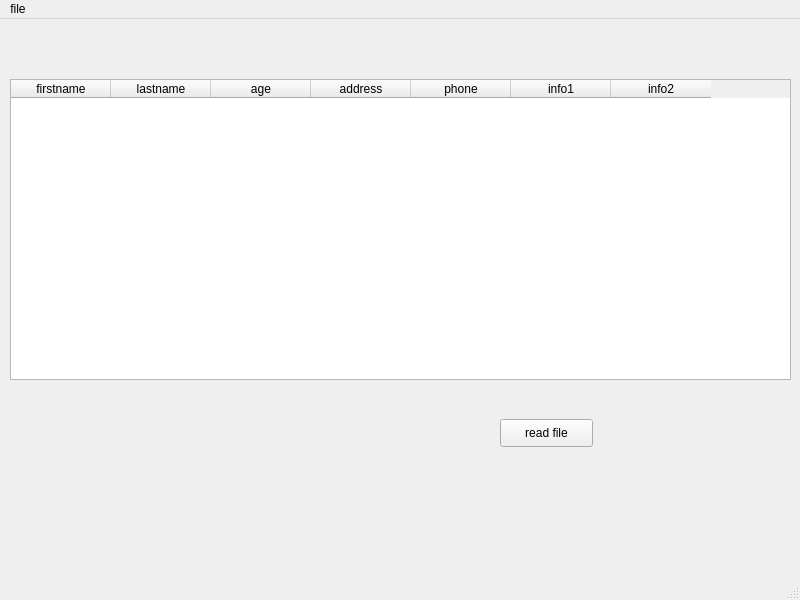
Before: the Qt Designer form Ksyu_py_phonebook/mainwindow.ui in KseniyaDylevich/py_homework_7, drawn with Qt 5.
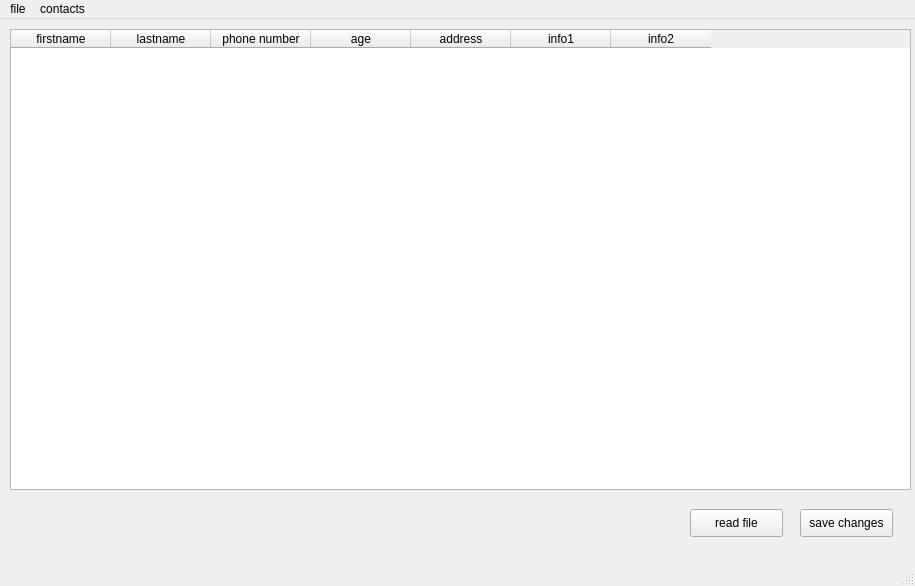
After: the same form once the commit is applied.

What changed in the file:
```diff
--- a/Ksyu_py_phonebook/mainwindow.ui
+++ b/Ksyu_py_phonebook/mainwindow.ui
@@ -6,8 +6,8 @@
    <rect>
     <x>0</x>
     <y>0</y>
-    <width>800</width>
-    <height>600</height>
+    <width>915</width>
+    <height>586</height>
    </rect>
   </property>
   <property name="windowTitle">
@@ -18,9 +18,9 @@
     <property name="geometry">
      <rect>
       <x>10</x>
-      <y>60</y>
-      <width>781</width>
-      <height>301</height>
+      <y>10</y>
+      <width>901</width>
+      <height>461</height>
      </rect>
     </property>
     <column>
@@ -33,6 +33,11 @@
       <string>lastname</string>
      </property>
     </column>
+    <column>
+     <property name="text">
+      <string>phone number</string>
+     </property>
+    </column>
     <column>
      <property name="text">
       <string>age</string>
@@ -43,11 +48,6 @@
       <string>address</string>
      </property>
     </column>
-    <column>
-     <property name="text">
-      <string>phone</string>
-     </property>
-    </column>
     <column>
      <property name="text">
       <string>info1</string>
@@ -62,8 +62,8 @@
    <widget class="QPushButton" name="readFileButton">
     <property name="geometry">
      <rect>
-      <x>500</x>
-      <y>400</y>
+      <x>690</x>
+      <y>490</y>
       <width>93</width>
       <height>28</height>
      </rect>
@@ -72,13 +72,26 @@
      <string>read file</string>
     </property>
    </widget>
+   <widget class="QPushButton" name="saveChangesButton">
+    <property name="geometry">
+     <rect>
+      <x>800</x>
+      <y>490</y>
+      <width>93</width>
+      <height>28</height>
+     </rect>
+    </property>
+    <property name="text">
+     <string>save changes</string>
+    </property>
+   </widget>
   </widget>
   <widget class="QMenuBar" name="menubar">
    <property name="geometry">
     <rect>
      <x>0</x>
      <y>0</y>
-     <width>800</width>
+     <width>915</width>
      <height>26</height>
     </rect>
    </property>
@@ -88,7 +101,14 @@
     </property>
     <addaction name="actionOpenCsv"/>
    </widget>
+   <widget class="QMenu" name="menucontacts">
+    <property name="title">
+     <string>contacts</string>
+    </property>
+    <addaction name="actionFindContact"/>
+   </widget>
    <addaction name="menug"/>
+   <addaction name="menucontacts"/>
   </widget>
   <widget class="QStatusBar" name="statusbar"/>
   <action name="actionOpenCsv">
```
Left out of the diff: 5 changed lines with no effect on the pictures.
